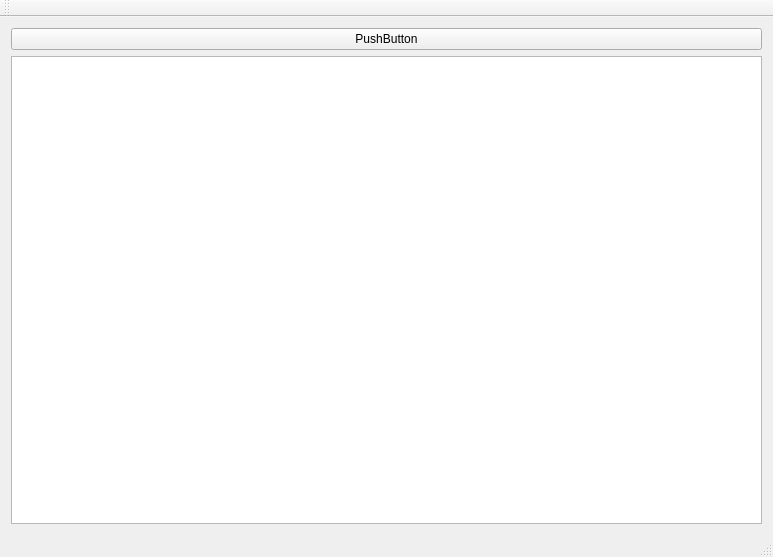
Above: FmtScriptTest/mainwindow.ui from Smitt64/WorkFMT before the change. Below: the same form after it.
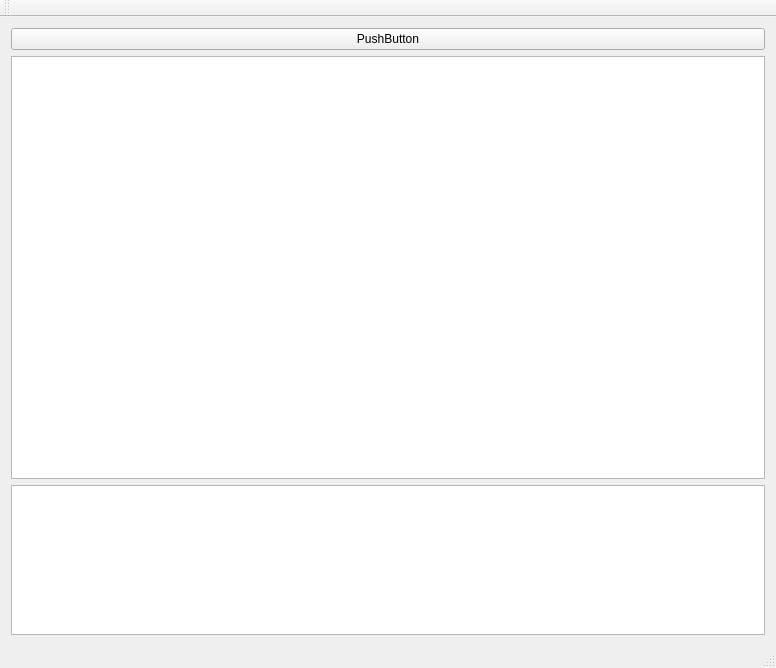
That is the form after the change.

What changed in the file:
```diff
--- a/FmtScriptTest/mainwindow.ui
+++ b/FmtScriptTest/mainwindow.ui
@@ -6,8 +6,8 @@
    <rect>
     <x>0</x>
     <y>0</y>
-    <width>773</width>
-    <height>557</height>
+    <width>776</width>
+    <height>668</height>
    </rect>
   </property>
   <property name="windowTitle">
@@ -31,7 +31,30 @@
      </layout>
     </item>
     <item>
-     <widget class="QTextBrowser" name="textBrowser"/>
+     <widget class="QPlainTextEdit" name="plainTextEdit">
+      <property name="font">
+       <font>
+        <family>Courier</family>
+        <pointsize>10</pointsize>
+       </font>
+      </property>
+      <property name="lineWrapMode">
+       <enum>QPlainTextEdit::NoWrap</enum>
+      </property>
+      <property name="readOnly">
+       <bool>true</bool>
+      </property>
+     </widget>
+    </item>
+    <item>
+     <widget class="QListView" name="listView">
+      <property name="maximumSize">
+       <size>
+        <width>16777215</width>
+        <height>150</height>
+       </size>
+      </property>
+     </widget>
     </item>
    </layout>
   </widget>
```
Left out of the diff: 2 changed lines with no effect on the pictures.
